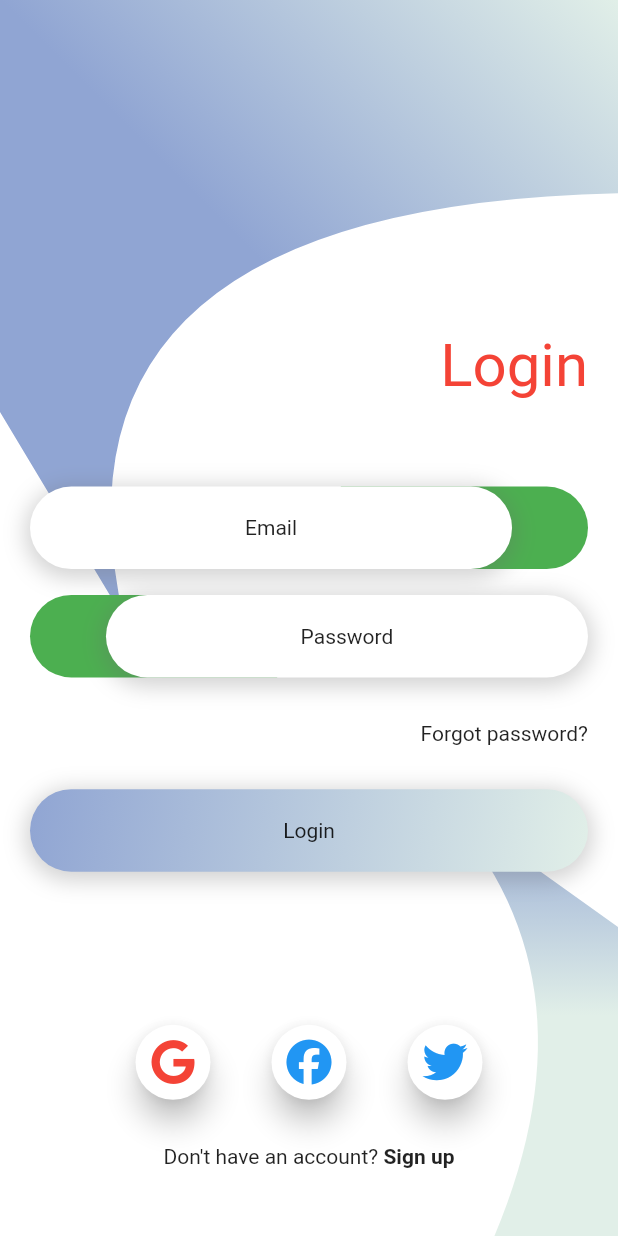
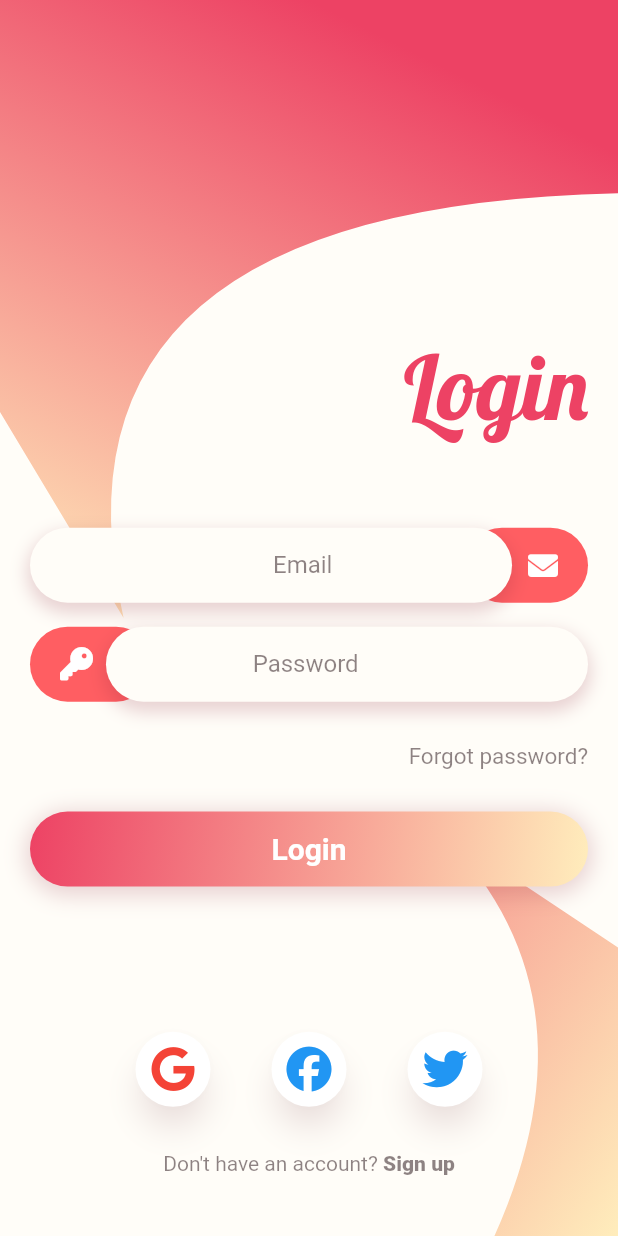
Before and after one commit to ys-sherzad/awesome_login_2, a Flutter app: the screen it shows after launch, on a phone screen of 412 x 824 dp. Run offline on Flutter 3.47's test engine with Material 2 defaults, Android fonts, the phone set to English and light mode, and no system bars; our stand-ins replace flutter_vector_icons.

Commit message:
login animations, change colors

```diff
--- a/lib/main.dart
+++ b/lib/main.dart
@@ -38,12 +38,16 @@ class _MyHomePageState extends State<MyHomePage>
     super.initState();
 
     _controller = AnimationController(
-      duration: const Duration(milliseconds: 2000),
+      duration: const Duration(milliseconds: 1500),
       vsync: this,
     );
-    Timer(Duration(milliseconds: 500), () {
+    Timer(Duration(milliseconds: 200), () {
       _controller.forward();
     });
+
+    // Timer(Duration(milliseconds: 2000), () {
+    //   _controller.reverse();
+    // });
   }
 
   @override
@@ -56,7 +60,7 @@ class _MyHomePageState extends State<MyHomePage>
   Widget build(BuildContext context) {
     var size = MediaQuery.of(context).size;
     return Scaffold(
-        backgroundColor: Colors.white,
+        backgroundColor: Color(0xfffffdf8),
         body: SafeArea(
           top: false,
           bottom: false,
--- a/lib/src/Bottom.dart
+++ b/lib/src/Bottom.dart
@@ -1,7 +1,14 @@
 import 'package:flutter/material.dart';
 
-const _color1 = Color.fromRGBO(225, 239, 232, 1);
-const _color2 = Color.fromRGBO(144, 165, 211, 1);
+// const _color1 = Color.fromRGBO(225, 239, 232, 1);
+// const _color2 = Color.fromRGBO(144, 165, 211, 1);
+// const _color1 = Color(0xffda4453);
+// const _color2 = Color(0xff89216b);
+// const _color2 = Color.fromRGBO(225, 239, 232, 1);
+// const _color1 = Color.fromRGBO(144, 165, 211, 1);
+const _color1 = Color(0xffed4264);
+const _color2 = Color(0xffffedbc);
+const _color3 = Color(0xff7be495);
 
 class Bottom extends StatelessWidget {
   const Bottom({Key key}) : super(key: key);
@@ -14,15 +21,15 @@ class Bottom extends StatelessWidget {
         bottom: 0,
         child: ClipPath(
           clipper: DrawClipper(),
-          child: Container(
-            height: size.height / 2.8,
+          child: AnimatedContainer(
+            duration: Duration(milliseconds: 600),
+            height: size.height / 3,
             width: size.width,
             decoration: BoxDecoration(
               gradient: LinearGradient(
-                begin: Alignment.bottomRight,
-                end: Alignment.topRight,
+                begin: Alignment.topLeft,
+                end: Alignment.bottomRight,
                 colors: [
-                  _color1,
                   _color1,
                   _color2,
                 ],
--- a/lib/src/Button.dart
+++ b/lib/src/Button.dart
@@ -1,7 +1,13 @@
+import 'package:awesome_login_2/src/Constants.dart';
 import 'package:flutter/material.dart';
 
-const _color1 = Color.fromRGBO(225, 239, 232, 1);
-const _color2 = Color.fromRGBO(144, 165, 211, 1);
+// const _color1 = Color.fromRGBO(225, 239, 232, 1);
+// const _color2 = Color.fromRGBO(144, 165, 211, 1);
+// const _color1 = Color(0xff94b0b7);
+// const _color2 = Color(0xffc2c8c5);
+const _color1 = Color(0xffed4264);
+const _color2 = Color(0xffffedbc);
+const _color3 = Color(0xff7be495);
 
 class Button extends StatelessWidget {
   final String title;
@@ -14,18 +20,21 @@ class Button extends StatelessWidget {
   Widget build(BuildContext context) {
     var size = MediaQuery.of(context).size;
     return Container(
-      height: 55.0,
+      height: 50.0,
       width: size.width,
       decoration: BoxDecoration(
         gradient: LinearGradient(
           begin: Alignment.topLeft,
           end: Alignment.bottomRight,
-          colors: [_color2, _color1],
+          colors: [
+            _color1,
+            _color2,
+          ],
         ),
         borderRadius: BorderRadius.circular(30.0),
         boxShadow: [
           BoxShadow(
-            color: Color.fromRGBO(105, 105, 105, 0.3),
+            color: kShadowColor,
             offset: Offset(0.0, 3.0),
             blurRadius: 12.0,
             spreadRadius: 3,
@@ -33,7 +42,11 @@ class Button extends StatelessWidget {
         ],
       ),
       child: Center(
-        child: Text(title),
+        child: Text(title,
+            style: TextStyle(
+                color: Colors.white,
+                fontWeight: FontWeight.w700,
+                fontSize: 20.0)),
       ),
     );
   }
--- a/lib/src/ButtonIcon.dart
+++ b/lib/src/ButtonIcon.dart
@@ -1,5 +1,5 @@
+import 'Constants.dart';
 import 'package:flutter/material.dart';
-import 'package:flutter_vector_icons/flutter_vector_icons.dart';
 
 class ButtonIcon extends StatelessWidget {
   final Icon icon;
@@ -10,6 +10,7 @@ class ButtonIcon extends StatelessWidget {
   @override
   Widget build(BuildContext context) {
     return Material(
+      shadowColor: kShadowColor,
       borderRadius: BorderRadius.circular(32.0),
       elevation: 8,
       clipBehavior: Clip.hardEdge,
--- a/lib/src/Constants.dart
+++ b/lib/src/Constants.dart
@@ -1,3 +1,16 @@
 import 'package:flutter/material.dart';
 
-final kTitle = TextStyle(color: Colors.red, fontSize: 40.0);
+final kTitle =
+    TextStyle(color: Color(0xffed4264), fontSize: 60.0, fontFamily: 'Lobster');
+final kTextColor = Color(0xff380f18);
+
+final kInputTextStyle =
+    TextStyle(color: Color.fromRGBO(28, 7, 12, 0.5), fontSize: 16.0);
+
+final kShadowColor = Color.fromRGBO(142, 39, 60, 0.2);
+
+final kForgotPassTextStyle =
+    TextStyle(color: Color.fromRGBO(28, 7, 12, 0.5), fontSize: 15.0);
+
+final kBottomText =
+    TextStyle(color: Color.fromRGBO(28, 7, 12, 0.5), fontSize: 14.0);
--- a/lib/src/Content.dart
+++ b/lib/src/Content.dart
@@ -31,10 +31,16 @@ class Content extends StatelessWidget {
             children: [
               Align(
                 alignment: Alignment.centerRight,
+                child: AnimatedBuilder(
+                    animation: animation.controller,
+                    builder: (context, child) {
+                      return Opacity(
+                        opacity: animation.title.value,
                         child: Container(
-                  // color: Colors.purple,
                           child: Text('Login', style: kTitle),
                         ),
+                      );
+                    }),
               ),
               Expanded(
                 flex: 2,
@@ -44,43 +50,63 @@ class Content extends StatelessWidget {
                     child: Column(
                       mainAxisAlignment: MainAxisAlignment.spaceEvenly,
                       children: [
+                        Column(
+                          children: [
                             AnimatedBuilder(
                                 animation: animation.controller,
                                 builder: (context, child) {
                                   return Transform.translate(
                                     offset: Offset(animation.input1.value, 0),
                                     child: Input(
-                                  // backOffset: 1,
-                                  // frontOffset: -1,
-
                                       backOffset: 1,
                                       frontOffset: animation.input1Front.value,
-                                  backRadiusLeft: false,
+                                      backgroundPosition: 'right',
+                                      icon: Icon(
+                                        FontAwesome.envelope,
+                                        color: Colors.white,
+                                        size: 20.0,
+                                      ),
                                       placeholder: 'Email',
                                     ),
                                   );
                                 }),
+                            SizedBox(
+                              height: 16.0,
+                            ),
                             AnimatedBuilder(
                               animation: animation.controller,
                               builder: (context, child) {
                                 return Transform.translate(
                                   offset: Offset(animation.input2.value, 0),
                                   child: Input(
-                                  // backOffset: -1,
-                                  // frontOffset: 1,
-
                                     backOffset: -1,
                                     frontOffset: animation.input2Front.value,
-                                  backRadiusLeft: true,
+                                    backgroundPosition: 'left',
+                                    icon: Icon(
+                                      FontAwesome.key,
+                                      color: Colors.white,
+                                      size: 22.0,
+                                    ),
                                     placeholder: 'Password',
                                   ),
                                 );
-                            }),
-                        Container(
+                              },
+                            ),
+                          ],
+                        ),
+                        AnimatedBuilder(
+                            animation: animation.controller,
+                            builder: (context, child) {
+                              return Opacity(
+                                opacity: animation.forgotText.value,
+                                child: Container(
                                   height: 40.0,
                                   alignment: Alignment.centerRight,
-                          child: Text('Forgot password?'),
+                                  child: Text('Forgot password?',
+                                      style: kForgotPassTextStyle),
                                 ),
+                              );
+                            }),
                         AnimatedBuilder(
                             animation: animation.controller,
                             builder: (context, child) {
@@ -98,7 +124,6 @@ class Content extends StatelessWidget {
               ),
               Expanded(
                 child: Container(
-                    // color: Colors.yellow,
                     child: Padding(
                   padding: const EdgeInsets.symmetric(horizontal: 50.0),
                   child: Column(
@@ -124,7 +149,9 @@ class Content extends StatelessWidget {
                       SizedBox(
                         height: 30.0,
                       ),
-                      Footer(),
+                      Footer(
+                        animation: animation,
+                      ),
                     ],
                   ),
                 )),
--- a/lib/src/Footer.dart
+++ b/lib/src/Footer.dart
@@ -1,22 +1,26 @@
+import 'package:awesome_login_2/src/Constants.dart';
+import 'package:awesome_login_2/src/StaggeredEnterAnimation.dart';
 import 'package:flutter/gestures.dart';
 import 'package:flutter/material.dart';
 
 class Footer extends StatelessWidget {
-  const Footer({Key key}) : super(key: key);
+  final StaggeredEnterAnimation animation;
+  Footer({Key key, this.animation}) : super(key: key);
 
   @override
   Widget build(BuildContext context) {
     return RichText(
       text: TextSpan(
         text: 'Don\'t have an account?',
-        style: DefaultTextStyle.of(context).style,
+        style: kBottomText,
         children: <TextSpan>[
           // TextSpan(
           //     text: 'world!', style: TextStyle(fontWeight: FontWeight.bold)),
           TextSpan(
               text: ' Sign up',
-              style: TextStyle(fontWeight: FontWeight.bold),
-              recognizer: TapGestureRecognizer()..onTap = () => print('click')),
+              style: TextStyle(fontWeight: FontWeight.w800),
+              recognizer: TapGestureRecognizer()
+                ..onTap = () => animation.controller.reverse()),
         ],
       ),
     );
--- a/lib/src/Input.dart
+++ b/lib/src/Input.dart
@@ -1,61 +1,82 @@
 import 'package:flutter/material.dart';
+import 'package:flutter_vector_icons/flutter_vector_icons.dart';
+import 'Constants.dart';
+
+// const _color2 = Color.fromRGBO(225, 239, 232, 1);
+// const _color1 = Color.fromRGBO(144, 165, 211, 1);
+
+// const _color = Color.fromRGBO(182, 200, 221, 1);
+
+const _color1 = Color(0xffff5e62);
+const _colorFront = Color(0xfffffdf8);
+const _color2 = Color(0xffffedbc);
+
+// final _color =
 
 class Input extends StatelessWidget {
   final double backOffset;
   final double frontOffset;
-  final bool backRadiusLeft;
   final String placeholder;
+  final String backgroundPosition;
+  final Icon icon;
 
   const Input({
     Key key,
     this.backOffset = 0,
     this.frontOffset = 0,
-    this.backRadiusLeft,
     this.placeholder,
+    this.icon,
+    this.backgroundPosition,
   }) : super(key: key);
 
   @override
   Widget build(BuildContext context) {
     var size = MediaQuery.of(context).size;
+    EdgeInsets sidePadding = backgroundPosition == 'left'
+        ? EdgeInsets.only(left: 20.0)
+        : EdgeInsets.only(right: 20.0);
+    Alignment bkPosition = backgroundPosition == 'left'
+        ? Alignment.centerLeft
+        : Alignment.centerRight;
+    Alignment placeholderPosition =
+        backgroundPosition == 'left' ? Alignment(-0.22, 0) : Alignment(0.15, 0);
     return Stack(children: [
       Align(
         // right: 27,
         alignment: Alignment(backOffset, 0),
         child: Container(
-          height: 55.0,
-          width: size.width * 0.4,
+          height: 50.0,
+          width: size.width * 0.2,
+          padding: sidePadding,
           decoration: BoxDecoration(
-            color: Colors.green,
-            borderRadius: BorderRadius.only(
-              topRight: !backRadiusLeft ? Radius.circular(30) : Radius.zero,
-              bottomRight:
-                  !backRadiusLeft ? Radius.circular(30.0) : Radius.zero,
-              topLeft: backRadiusLeft ? Radius.circular(30) : Radius.zero,
-              bottomLeft: backRadiusLeft ? Radius.circular(30) : Radius.zero,
-            ),
+            color: _color1,
+            borderRadius: BorderRadius.all(Radius.circular(30.0)),
+          ),
+          child: Align(
+            alignment: bkPosition,
+            child: icon,
           ),
         ),
       ),
       Align(
         alignment: Alignment(frontOffset, 0),
         child: Container(
-          height: 55.0,
+          alignment: placeholderPosition,
+          height: 50.0,
           width: size.width * 0.78,
           decoration: BoxDecoration(
-            color: Colors.white,
+            color: _colorFront,
             borderRadius: BorderRadius.circular(30.0),
             boxShadow: [
               BoxShadow(
-                color: Color.fromRGBO(105, 105, 105, 0.3),
-                offset: Offset(0.0, 3.0),
-                blurRadius: 12.0,
-                spreadRadius: 3,
+                color: kShadowColor,
+                offset: Offset(0.0, 5.0),
+                blurRadius: 9.0,
+                spreadRadius: 2,
               ),
             ],
           ),
-          child: Center(
-            child: Text(placeholder),
-          ),
+          child: Text(placeholder, style: kInputTextStyle),
         ),
       ),
     ]);
--- a/lib/src/StaggeredEnterAnimation.dart
+++ b/lib/src/StaggeredEnterAnimation.dart
@@ -2,42 +2,56 @@ import 'package:flutter/material.dart';
 
 class StaggeredEnterAnimation {
   final AnimationController controller;
+  final Animation<double> title;
   final Animation<double> input1;
   final Animation<double> input1Front;
   final Animation<double> input2;
   final Animation<double> input2Front;
   final Animation<double> button;
+  final Animation<double> forgotText;
   final Size size;
 
   StaggeredEnterAnimation(this.controller, this.size)
-      : input1 = Tween<double>(begin: size.width, end: 0).animate(
+      : title = Tween<double>(begin: 0, end: 1).animate(
           CurvedAnimation(
             parent: controller,
-            curve: Interval(0, 0.7, curve: Curves.elasticInOut),
+            curve: Interval(0.1, 0.5, curve: Curves.easeInOut),
+          ),
+        ),
+        input1 = Tween<double>(begin: size.width, end: 0).animate(
+          CurvedAnimation(
+            parent: controller,
+            curve: Interval(0.1, 0.4, curve: Curves.easeInOutCubic),
           ),
         ),
         input1Front = Tween<double>(begin: 1, end: -1).animate(
           CurvedAnimation(
             parent: controller,
-            curve: Interval(0.8, 1, curve: Curves.easeInOut),
+            curve: Interval(0.4, 0.6, curve: Curves.easeInOutCubic),
           ),
         ),
         input2 = Tween<double>(begin: -size.width, end: 0).animate(
           CurvedAnimation(
             parent: controller,
-            curve: Interval(0, 0.7, curve: Curves.elasticInOut),
+            curve: Interval(0.3, 0.6, curve: Curves.easeInOutCubic),
           ),
         ),
         input2Front = Tween<double>(begin: -1, end: 1).animate(
           CurvedAnimation(
             parent: controller,
-            curve: Interval(0.8, 1, curve: Curves.easeInOut),
+            curve: Interval(0.6, 0.8, curve: Curves.easeInOutCubic),
           ),
         ),
         button = Tween<double>(begin: size.width, end: 0).animate(
           CurvedAnimation(
             parent: controller,
-            curve: Interval(0, 0.7, curve: Curves.elasticInOut),
+            curve: Interval(0.6, 1, curve: Curves.easeInOutCubic),
+          ),
+        ),
+        forgotText = Tween<double>(begin: 0, end: 1).animate(
+          CurvedAnimation(
+            parent: controller,
+            curve: Interval(0.8, 1.0, curve: Curves.easeInOut),
           ),
         );
 }
--- a/lib/src/Top.dart
+++ b/lib/src/Top.dart
@@ -1,7 +1,10 @@
 import 'package:flutter/material.dart';
 
-const _color1 = Color.fromRGBO(225, 239, 232, 1);
-const _color2 = Color.fromRGBO(144, 165, 211, 1);
+const _color1 = Color(0xffed4264);
+const _color2 = Color(0xffffedbc);
+const _color3 = Color(0xff7be495);
+// const _color2 = Color.fromRGBO(225, 239, 232, 1);
+// const _color1 = Color.fromRGBO(144, 165, 211, 1);
 
 class Top extends StatelessWidget {
   const Top({Key key}) : super(key: key);
@@ -19,9 +22,9 @@ class Top extends StatelessWidget {
             width: size.width,
             decoration: BoxDecoration(
               gradient: LinearGradient(
-                begin: Alignment.topRight,
+                begin: Alignment.topCenter,
                 end: Alignment.bottomLeft,
-                colors: [_color1, _color2, _color2],
+                colors: [_color1, _color2],
               ),
             ),
           ),
```
Also changed, not shown: pubspec.yaml (+4 -4 lines), assets/Lobster-Regular.ttf (added). Lines whose indentation alone changed are shown as unchanged.
